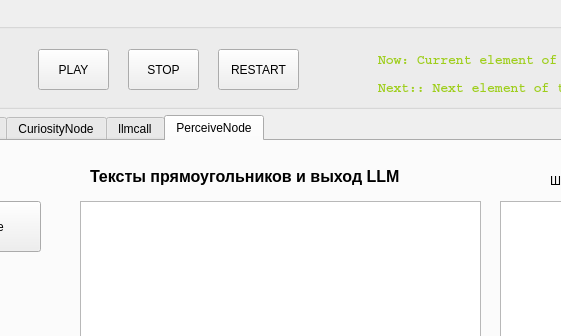
The window that ui/qt_ui/mainwindow.ui (Kwasikot/UsefulClicker_2.0) describes before a commit, drawn with Qt 5; both pictures show x 101 to 662 and y 0 to 336 of the 1088 by 748 pixel window.
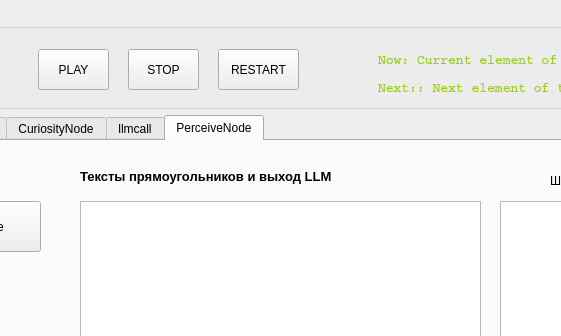
The same window after the commit.

What changed in the file:
```diff
--- a/ui/qt_ui/mainwindow.ui
+++ b/ui/qt_ui/mainwindow.ui
@@ -695,14 +695,14 @@
        <widget class="QLabel" name="label_12">
         <property name="geometry">
          <rect>
-          <x>180</x>
+          <x>170</x>
           <y>20</y>
           <width>391</width>
           <height>31</height>
          </rect>
         </property>
         <property name="text">
-         <string>&lt;html&gt;&lt;head/&gt;&lt;body&gt;&lt;p&gt;&lt;span style=&quot; font-size:12pt; font-weight:700;&quot;&gt;Тексты прямоугольников и выход LLM&lt;/span&gt;&lt;/p&gt;&lt;/body&gt;&lt;/html&gt;</string>
+         <string>&lt;html&gt;&lt;head/&gt;&lt;body&gt;&lt;p&gt;&lt;span style=&quot; font-size:10pt; font-weight:700;&quot;&gt;Тексты прямоугольников и выход LLM&lt;/span&gt;&lt;/p&gt;&lt;/body&gt;&lt;/html&gt;</string>
         </property>
        </widget>
        <widget class="QLabel" name="label_13">
```
Left out of the diff: 4 changed lines with no effect on the pictures.
